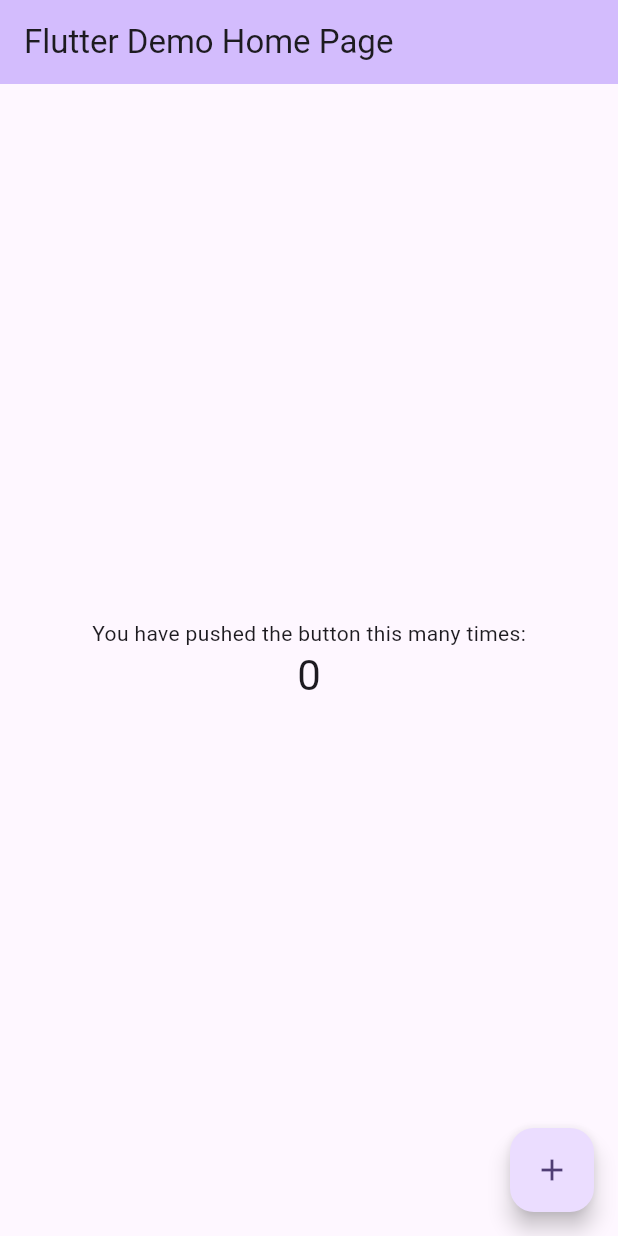
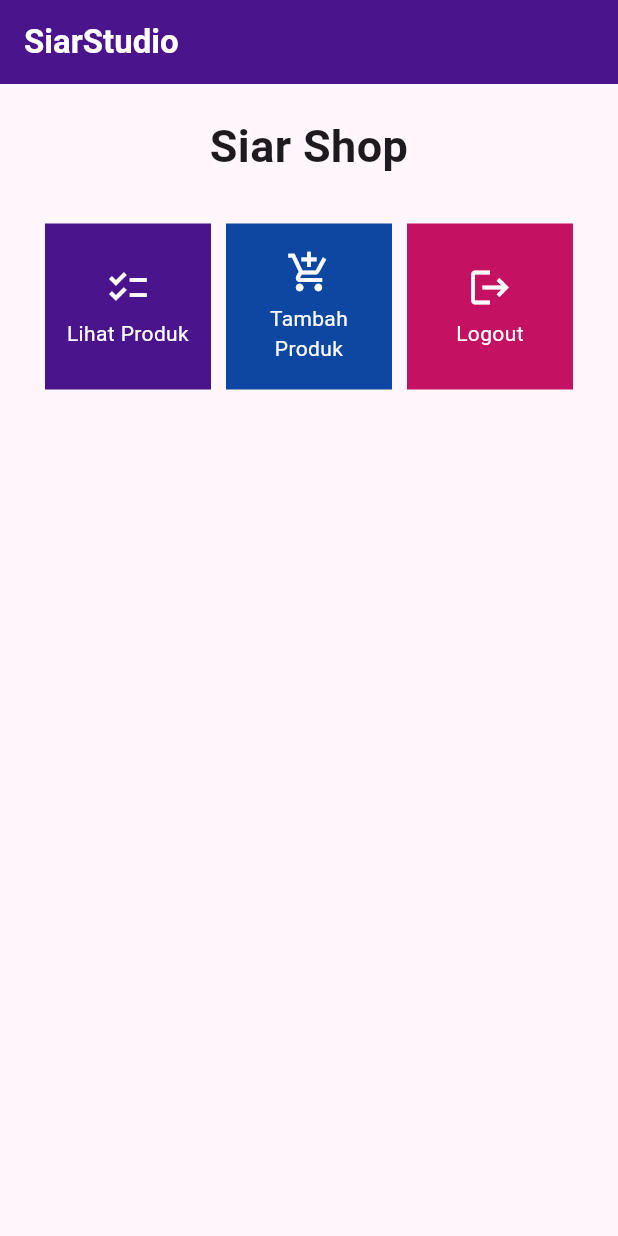
Before and after one commit to raissaputi/siarstudio, a Flutter app: the screen it shows after launch, on a phone screen of 412 x 824 dp. Run offline on Flutter 3.47's test engine with Material 2 defaults, Android fonts, the light colour scheme and no system bars.

Commit message:
Tugas 7: implement all + bonus

```diff
--- a/lib/main.dart
+++ b/lib/main.dart
@@ -1,4 +1,5 @@
 import 'package:flutter/material.dart';
+import 'package:siarstudio/menu.dart';
 
 void main() {
   runApp(const MyApp());
@@ -28,98 +29,10 @@ class MyApp extends StatelessWidget {
         //
         // This works for code too, not just values: Most code changes can be
         // tested with just a hot reload.
-        colorScheme: ColorScheme.fromSeed(seedColor: Colors.deepPurple),
+        colorScheme: ColorScheme.fromSeed(seedColor: Colors.purple.shade700),
         useMaterial3: true,
       ),
-      home: const MyHomePage(title: 'Flutter Demo Home Page'),
+      home: MyHomePage(),
     );
   }
 }
-
-class MyHomePage extends StatefulWidget {
-  const MyHomePage({super.key, required this.title});
-
-  // This widget is the home page of your application. It is stateful, meaning
-  // that it has a State object (defined below) that contains fields that affect
-  // how it looks.
-
-  // This class is the configuration for the state. It holds the values (in this
-  // case the title) provided by the parent (in this case the App widget) and
-  // used by the build method of the State. Fields in a Widget subclass are
-  // always marked "final".
-
-  final String title;
-
-  @override
-  State<MyHomePage> createState() => _MyHomePageState();
-}
-
-class _MyHomePageState extends State<MyHomePage> {
-  int _counter = 0;
-
-  void _incrementCounter() {
-    setState(() {
-      // This call to setState tells the Flutter framework that something has
-      // changed in this State, which causes it to rerun the build method below
-      // so that the display can reflect the updated values. If we changed
-      // _counter without calling setState(), then the build method would not be
-      // called again, and so nothing would appear to happen.
-      _counter++;
-    });
-  }
-
-  @override
-  Widget build(BuildContext context) {
-    // This method is rerun every time setState is called, for instance as done
-    // by the _incrementCounter method above.
-    //
-    // The Flutter framework has been optimized to make rerunning build methods
-    // fast, so that you can just rebuild anything that needs updating rather
-    // than having to individually change instances of widgets.
-    return Scaffold(
-      appBar: AppBar(
-        // TRY THIS: Try changing the color here to a specific color (to
-        // Colors.amber, perhaps?) and trigger a hot reload to see the AppBar
-        // change color while the other colors stay the same.
-        backgroundColor: Theme.of(context).colorScheme.inversePrimary,
-        // Here we take the value from the MyHomePage object that was created by
-        // the App.build method, and use it to set our appbar title.
-        title: Text(widget.title),
-      ),
-      body: Center(
-        // Center is a layout widget. It takes a single child and positions it
-        // in the middle of the parent.
-        child: Column(
-          // Column is also a layout widget. It takes a list of children and
-          // arranges them vertically. By default, it sizes itself to fit its
-          // children horizontally, and tries to be as tall as its parent.
-          //
-          // Column has various properties to control how it sizes itself and
-          // how it positions its children. Here we use mainAxisAlignment to
-          // center the children vertically; the main axis here is the vertical
-          // axis because Columns are vertical (the cross axis would be
-          // horizontal).
-          //
-          // TRY THIS: Invoke "debug painting" (choose the "Toggle Debug Paint"
-          // action in the IDE, or press "p" in the console), to see the
-          // wireframe for each widget.
-          mainAxisAlignment: MainAxisAlignment.center,
-          children: <Widget>[
-            const Text(
-              'You have pushed the button this many times:',
-            ),
-            Text(
-              '$_counter',
-              style: Theme.of(context).textTheme.headlineMedium,
-            ),
-          ],
-        ),
-      ),
-      floatingActionButton: FloatingActionButton(
-        onPressed: _incrementCounter,
-        tooltip: 'Increment',
-        child: const Icon(Icons.add),
-      ), // This trailing comma makes auto-formatting nicer for build methods.
-    );
-  }
-}
--- /dev/null
+++ b/lib/menu.dart
@@ -0,0 +1,117 @@
+import 'package:flutter/material.dart';
+
+class MyHomePage extends StatelessWidget {
+  MyHomePage({Key? key}) : super(key: key);
+
+  final List<StudioItem> items = [
+    StudioItem("Lihat Produk", Icons.checklist, Colors.purple.shade900),
+    StudioItem("Tambah Produk", Icons.add_shopping_cart, Colors.blue.shade900),
+    StudioItem("Logout", Icons.logout, Colors.pinkAccent.shade700),
+  ];
+
+  @override
+  Widget build(BuildContext context) {
+    return Scaffold(
+      appBar: AppBar(
+        title: const Text(
+          'SiarStudio',
+          style: TextStyle(
+            fontWeight: FontWeight.bold,
+          ),
+        ),
+      foregroundColor: Colors.white,
+      backgroundColor: Colors.purple.shade900,
+      ),
+      body: SingleChildScrollView(
+        // Widget wrapper yang dapat discroll
+        child: Padding(
+          padding: const EdgeInsets.all(10.0), // Set padding dari halaman
+          child: Column(
+            // Widget untuk menampilkan children secara vertikal
+            children: <Widget>[
+              const Padding(
+                padding: EdgeInsets.only(top: 10.0, bottom: 10.0),
+                // Widget Text untuk menampilkan tulisan dengan alignment center dan style yang sesuai
+                child: Text(
+                  'Siar Shop', // Text yang menandakan toko
+                  textAlign: TextAlign.center,
+                  style: TextStyle(
+                    fontSize: 30,
+                    fontWeight: FontWeight.bold,
+                  ),
+                ),
+              ),
+              // Grid layout
+              GridView.count(
+                // Container pada card kita.
+                primary: true,
+                padding: const EdgeInsets.all(20),
+                crossAxisSpacing: 10,
+                mainAxisSpacing: 10,
+                crossAxisCount: 3,
+                shrinkWrap: true,
+                children: items.map((StudioItem item) {
+                  // Iterasi untuk setiap item
+                  return StudioCard(item);
+                }).toList(),
+              ),
+            ],
+          ),
+        ),
+      ),
+    );
+  }
+}
+
+class StudioItem {
+  final String name;
+  final IconData icon;
+  final Color color;
+
+  StudioItem(this.name, this.icon, this.color);
+}
+
+class StudioCard extends StatelessWidget {
+  final StudioItem item;
+
+  const StudioCard(this.item, {super.key}); // Constructor
+
+  @override
+  Widget build(BuildContext context) {
+    return Material(
+      color: item.color,
+      child: InkWell(
+        // Area responsive terhadap sentuhan
+        onTap: () {
+          // Memunculkan SnackBar ketika diklik
+          ScaffoldMessenger.of(context)
+            ..hideCurrentSnackBar()
+            ..showSnackBar(SnackBar(
+                content: Text("Kamu telah menekan tombol ${item.name}!")));
+        },
+        child: Container(
+          // Container untuk menyimpan Icon dan Text
+          padding: const EdgeInsets.all(8),
+          child: Center(
+            child: Column(
+              mainAxisAlignment: MainAxisAlignment.center,
+              children: [
+                Icon(
+                  item.icon,
+                  color: Colors.white,
+                  size: 30.0,
+                ),
+                const Padding(padding: EdgeInsets.all(3)),
+                Text(
+                  item.name,
+                  textAlign: TextAlign.center,
+                  style: const TextStyle(color: Colors.white),
+                ),
+              ],
+            ),
+          ),
+        ),
+      ),
+    );
+  }
+}
```
